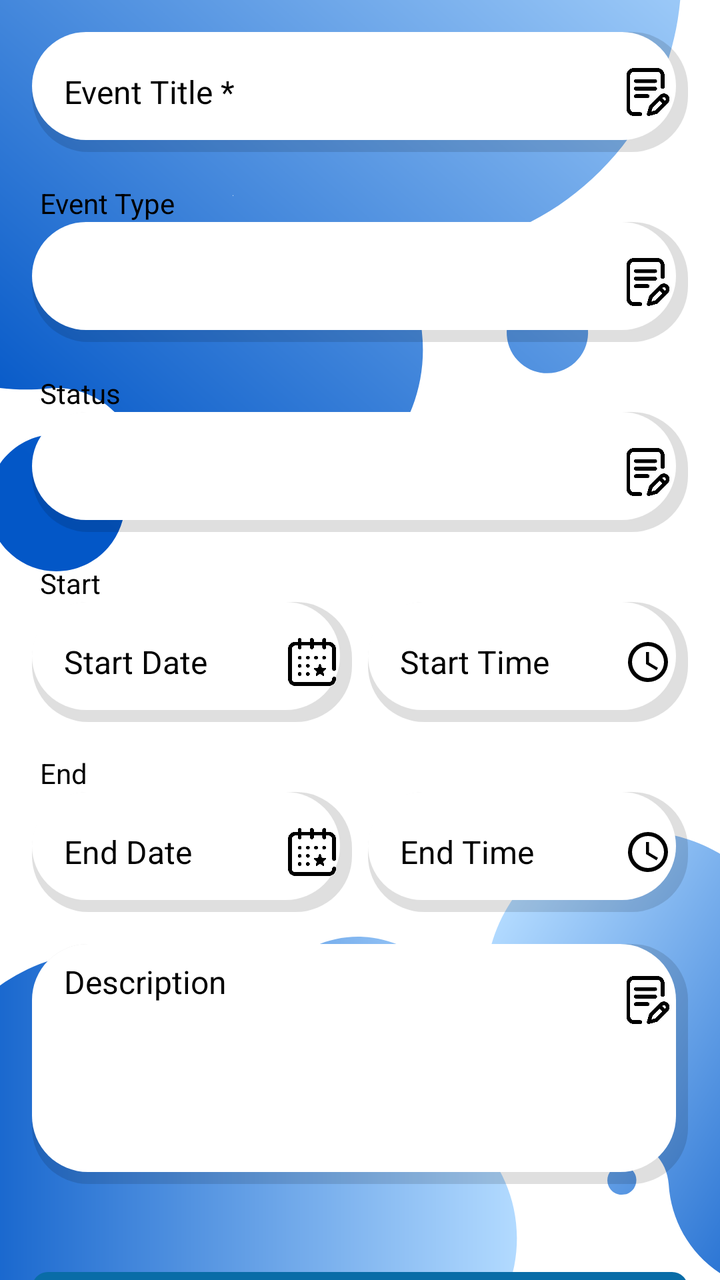
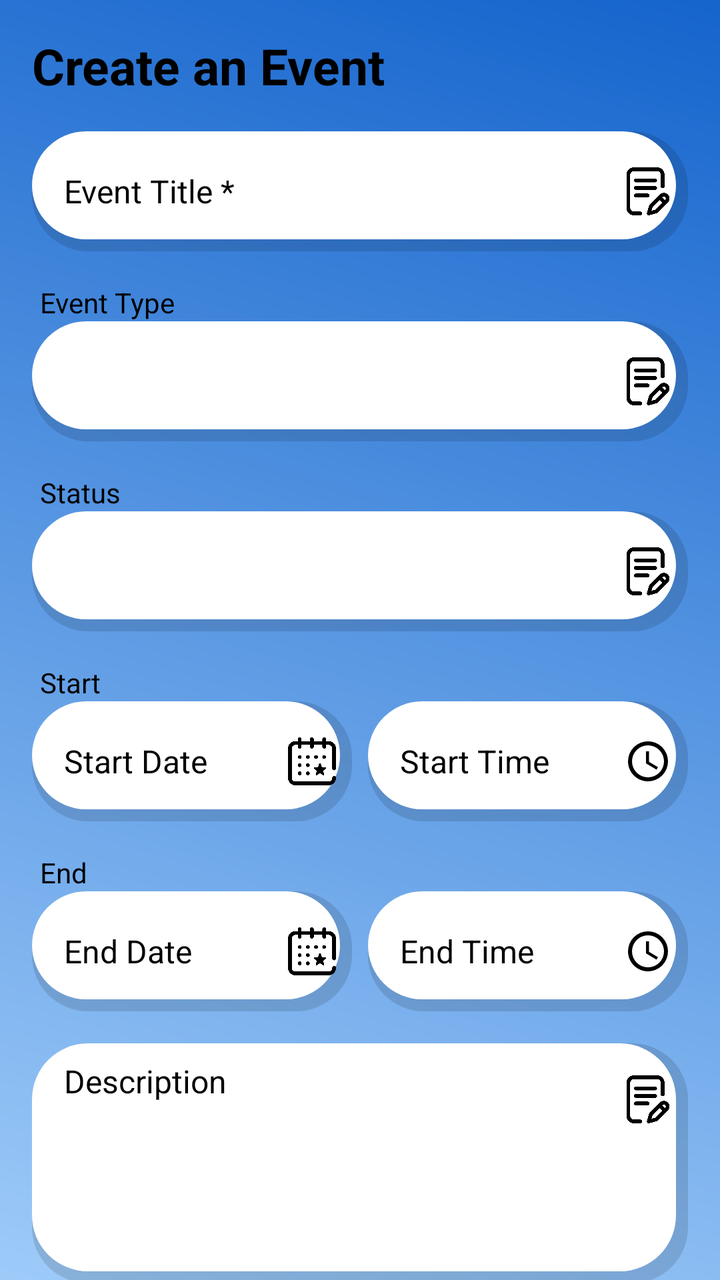

Compare the two renders of this Android layout. The source of the first and the diff that turns it into the second are given below.
<!-- AndroidManifest.xml: application theme Theme.PoolApp -->
<!-- res/layout/po_add_event.xml -->
<?xml version="1.0" encoding="utf-8"?>
<androidx.constraintlayout.widget.ConstraintLayout
    xmlns:android="http://schemas.android.com/apk/res/android"
    xmlns:app="http://schemas.android.com/apk/res-auto"
    xmlns:tools="http://schemas.android.com/tools"
    android:layout_width="match_parent"
    android:layout_height="match_parent"
    android:background="@drawable/bg"
    tools:context=".PO_AddEvent">

    <androidx.cardview.widget.CardView
        android:id="@+id/card_top_bar"
        android:layout_width="match_parent"
        android:layout_height="wrap_content"
        app:layout_constraintTop_toTopOf="parent"
        app:cardElevation="4dp"
        app:cardCornerRadius="0dp"
        app:cardBackgroundColor="@android:color/white"/>

    <androidx.core.widget.NestedScrollView
        android:id="@+id/scrollView"
        android:layout_width="0dp"
        android:layout_height="0dp"
        android:clipToPadding="false"
        android:paddingHorizontal="16dp"
        android:paddingTop="16dp"
        android:paddingBottom="16dp"
        app:layout_constraintEnd_toEndOf="parent"
        app:layout_constraintStart_toStartOf="parent"
        app:layout_constraintTop_toBottomOf="@id/card_top_bar"

        app:layout_constraintBottom_toBottomOf="parent">

        <LinearLayout
            android:layout_width="match_parent"
            android:layout_height="wrap_content"
            android:orientation="vertical">

            <LinearLayout
                android:id="@+id/eventTitleLayout"
                android:layout_width="match_parent"
                android:layout_height="60dp"
                android:layout_marginBottom="16dp"
                android:background="@drawable/rounded_input_bg"
                android:orientation="horizontal"
                android:paddingHorizontal="8dp">

                <EditText
                    android:id="@+id/et_event_title"
                    android:layout_width="0dp"
                    android:layout_height="match_parent"
                    android:layout_weight="1"
                    android:background="@android:color/transparent"
                    android:hint="Event Title *"
                    android:inputType="textCapWords"
                    android:paddingStart="8dp"
                    android:paddingEnd="0dp"
                    android:textColor="@color/black"
                    android:textColorHint="@color/black"
                    android:textSize="16sp" />

                <ImageView
                    android:layout_width="24dp"
                    android:layout_height="24dp"
                    android:layout_gravity="center_vertical"
                    android:contentDescription="Title Icon"
                    android:src="@drawable/event"
                    app:tint="@color/black" />
            </LinearLayout>

            <TextView
                android:layout_width="match_parent"
                android:layout_height="wrap_content"
                android:paddingStart="4dp"
                android:text="Event Type"
                android:textColor="@color/black"
                android:textSize="14sp" />

            <LinearLayout
                android:id="@+id/eventTypeLayout"
                android:layout_width="match_parent"
                android:layout_height="60dp"
                android:layout_marginBottom="16dp"
                android:background="@drawable/rounded_input_bg"
                android:orientation="horizontal"
                android:paddingStart="12dp"
                android:paddingEnd="8dp">

                <Spinner
                    android:id="@+id/sp_event_type"
                    android:layout_width="0dp"
                    android:layout_height="match_parent"
                    android:layout_weight="1"
                    android:background="@android:color/transparent"
                    android:popupBackground="@color/white" />

                <ImageView
                    android:layout_width="24dp"
                    android:layout_height="24dp"
                    android:layout_gravity="center_vertical"
                    android:contentDescription="Dropdown Icon"
                    android:src="@drawable/event"
                    app:tint="@color/black" />
            </LinearLayout>

            <TextView
                android:layout_width="match_parent"
                android:layout_height="wrap_content"
                android:paddingStart="4dp"
                android:text="Status"
                android:textColor="@color/black"
                android:textSize="14sp" />

            <LinearLayout
                android:id="@+id/eventStatusLayout"
                android:layout_width="match_parent"
                android:layout_height="60dp"
                android:layout_marginBottom="16dp"
                android:background="@drawable/rounded_input_bg"
                android:orientation="horizontal"
                android:paddingStart="12dp"
                android:paddingEnd="8dp">

                <Spinner
                    android:id="@+id/sp_event_status"
                    android:layout_width="0dp"
                    android:layout_height="match_parent"
                    android:layout_weight="1"
                    android:background="@android:color/transparent"
                    android:popupBackground="@color/white" />

                <ImageView
                    android:layout_width="24dp"
                    android:layout_height="24dp"
                    android:layout_gravity="center_vertical"
                    android:contentDescription="Dropdown Icon"
                    android:src="@drawable/event"
                    app:tint="@color/black" />
            </LinearLayout>

            <TextView
                android:layout_width="match_parent"
                android:layout_height="wrap_content"
                android:paddingStart="4dp"
                android:text="Start"
                android:textColor="@color/black"
                android:textSize="14sp" />

            <LinearLayout
                android:layout_width="match_parent"
                android:layout_height="wrap_content"
                android:layout_marginBottom="16dp"
                android:orientation="horizontal">

                <LinearLayout
                    android:id="@+id/startDateLayout"
                    android:layout_width="0dp"
                    android:layout_height="60dp"
                    android:layout_marginEnd="8dp"
                    android:layout_weight="1"
                    android:background="@drawable/rounded_input_bg"
                    android:orientation="horizontal"
                    android:paddingHorizontal="8dp">

                    <EditText
                        android:id="@+id/et_start_date"
                        android:layout_width="0dp"
                        android:layout_height="match_parent"
                        android:layout_weight="1"
                        android:background="@android:color/transparent"
                        android:clickable="true"
                        android:focusable="false"
                        android:hint="Start Date"
                        android:inputType="none"
                        android:paddingStart="8dp"
                        android:paddingEnd="0dp"
                        android:textColor="@color/black"
                        android:textColorHint="@color/black"
                        android:textSize="16sp" />

                    <ImageView
                        android:layout_width="24dp"
                        android:layout_height="24dp"
                        android:layout_gravity="center_vertical"
                        android:contentDescription="Calendar Icon"
                        android:src="@drawable/calendar"
                        app:tint="@color/black" />
                </LinearLayout>

                <LinearLayout
                    android:id="@+id/startTimeLayout"
                    android:layout_width="0dp"
                    android:layout_height="60dp"
                    android:layout_weight="1"
                    android:background="@drawable/rounded_input_bg"
                    android:orientation="horizontal"
                    android:paddingHorizontal="8dp">

                    <EditText
                        android:id="@+id/et_start_time"
                        android:layout_width="0dp"
                        android:layout_height="match_parent"
                        android:layout_weight="1"
                        android:background="@android:color/transparent"
                        android:clickable="true"
                        android:focusable="false"
                        android:hint="Start Time"
                        android:inputType="none"
                        android:paddingStart="8dp"
                        android:paddingEnd="0dp"
                        android:textColor="@color/black"
                        android:textColorHint="@color/black"
                        android:textSize="16sp" />

                    <ImageView
                        android:layout_width="24dp"
                        android:layout_height="24dp"
                        android:layout_gravity="center_vertical"
                        android:contentDescription="Clock Icon"
                        android:src="@drawable/ic_clock_white_24dp"
                        app:tint="@color/black" />
                </LinearLayout>
            </LinearLayout>

            <TextView
                android:layout_width="match_parent"
                android:layout_height="wrap_content"
                android:paddingStart="4dp"
                android:text="End"
                android:textColor="@color/black"
                android:textSize="14sp" />

            <LinearLayout
                android:layout_width="match_parent"
                android:layout_height="wrap_content"
                android:layout_marginBottom="16dp"
                android:orientation="horizontal">

                <LinearLayout
                    android:id="@+id/endDateLayout"
                    android:layout_width="0dp"
                    android:layout_height="60dp"
                    android:layout_marginEnd="8dp"
                    android:layout_weight="1"
                    android:background="@drawable/rounded_input_bg"
                    android:orientation="horizontal"
                    android:paddingHorizontal="8dp">

                    <EditText
                        android:id="@+id/et_end_date"
                        android:layout_width="0dp"
                        android:layout_height="match_parent"
                        android:layout_weight="1"
                        android:background="@android:color/transparent"
                        android:clickable="true"
                        android:focusable="false"
                        android:hint="End Date"
                        android:inputType="none"
                        android:paddingStart="8dp"
                        android:paddingEnd="0dp"
                        android:textColor="@color/black"
                        android:textColorHint="@color/black"
                        android:textSize="16sp" />

                    <ImageView
                        android:layout_width="24dp"
                        android:layout_height="24dp"
                        android:layout_gravity="center_vertical"
                        android:contentDescription="Calendar Icon"
                        android:src="@drawable/calendar"
                        app:tint="@color/black" />
                </LinearLayout>

                <LinearLayout
                    android:id="@+id/endTimeLayout"
                    android:layout_width="0dp"
                    android:layout_height="60dp"
                    android:layout_weight="1"
                    android:background="@drawable/rounded_input_bg"
                    android:orientation="horizontal"
                    android:paddingHorizontal="8dp">

                    <EditText
                        android:id="@+id/et_end_time"
                        android:layout_width="0dp"
                        android:layout_height="match_parent"
                        android:layout_weight="1"
                        android:background="@android:color/transparent"
                        android:clickable="true"
                        android:focusable="false"
                        android:hint="End Time"
                        android:inputType="none"
                        android:paddingStart="8dp"
                        android:paddingEnd="0dp"
                        android:textColor="@color/black"
                        android:textColorHint="@color/black"
                        android:textSize="16sp" />

                    <ImageView
                        android:layout_width="24dp"
                        android:layout_height="24dp"
                        android:layout_gravity="center_vertical"
                        android:contentDescription="Clock Icon"
                        android:src="@drawable/ic_clock_white_24dp"
                        app:tint="@color/black" />
                </LinearLayout>
            </LinearLayout>

            <LinearLayout
                android:id="@+id/descriptionLayout"
                android:layout_width="match_parent"
                android:layout_height="120dp"
                android:layout_marginBottom="32dp"
                android:background="@drawable/rounded_input_bg"
                android:orientation="horizontal"
                android:paddingHorizontal="8dp"
                android:paddingVertical="8dp">

                <EditText
                    android:id="@+id/et_description"
                    android:layout_width="0dp"
                    android:layout_height="match_parent"
                    android:layout_weight="1"
                    android:background="@android:color/transparent"
                    android:gravity="top"
                    android:hint="Description"
                    android:inputType="textMultiLine"
                    android:paddingStart="8dp"
                    android:paddingEnd="0dp"
                    android:textColor="@color/black"
                    android:textColorHint="@color/black"
                    android:textSize="16sp" />

                <ImageView
                    android:layout_width="24dp"
                    android:layout_height="24dp"
                    android:layout_gravity="top"
                    android:layout_marginTop="8dp"
                    android:contentDescription="Description Icon"
                    android:src="@drawable/event"
                    app:tint="@color/black" />
            </LinearLayout>

            <LinearLayout
                android:id="@+id/scrollable_actions_bar"
                android:layout_width="match_parent"
                android:layout_height="wrap_content"
                android:orientation="vertical"
                android:paddingTop="8dp"
                android:paddingBottom="16dp">

                <com.google.android.material.button.MaterialButton
                    android:id="@+id/btn_save_event"
                    android:layout_width="match_parent"
                    android:layout_height="60dp"
                    android:layout_marginBottom="8dp"
                    android:text="Add Event"
                    android:textAllCaps="false"
                    android:textSize="18sp"
                    app:cornerRadius="8dp" />

                <com.google.android.material.button.MaterialButton
                    android:id="@+id/btn_delete_event"
                    android:layout_width="match_parent"
                    android:layout_height="60dp"
                    android:layout_marginTop="8dp"
                    android:text="Delete Event"
                    android:textAllCaps="false"
                    android:textSize="18sp"
                    app:backgroundTint="@color/black"
                    app:cornerRadius="8dp" />
            </LinearLayout>

        </LinearLayout>
    </androidx.core.widget.NestedScrollView>

</androidx.constraintlayout.widget.ConstraintLayout>
<!-- resources referenced by this layout -->
<resources>
  <color name="black">#FF000000</color>
  <color name="white">#FFFFFFFF</color>
  <!-- drawable bg: png bitmap (drawable, 162357 bytes) -->
  <!-- drawable calendar: png bitmap (drawable, 17454 bytes) -->
  <!-- drawable event: png bitmap (drawable, 15930 bytes) -->
  <!-- drawable ic_clock_white_24dp (drawable) -->
  <vector xmlns:android="http://schemas.android.com/apk/res/android"
      android:width="24dp"
      android:height="24dp"
      android:viewportWidth="24"
      android:viewportHeight="24">
      <path
          android:fillColor="@color/white"
          android:pathData="M12,20A8,8 0 0,0 20,12A8,8 0 0,0 12,4A8,8 0 0,0 4,12A8,8 0 0,0 12,20M12,2A10,10 0 0,1 22,12A10,10 0 0,1 12,22C6.47,22 2,17.5 2,12A10,10 0 0,1 12,2M12.5,7V12.25L17,14.92L16.25,16.15L11,13V7H12.5Z" />
  </vector>
  <!-- drawable rounded_input_bg (drawable) -->
  <layer-list xmlns:android="http://schemas.android.com/apk/res/android">
      
      <item>
          <shape android:shape="rectangle">
              <solid android:color="#20000000"/> 
              <corners android:radius="28dp"/>
          </shape>
      </item>
  
      
      <item android:bottom="6dp" android:right="6dp">
          <shape android:shape="rectangle">
              <solid android:color="@android:color/white"/>
              <corners android:radius="28dp"/>
          </shape>
      </item>
  </layer-list>
  <style name="Theme.PoolApp" parent="Theme.Material3.DayNight.NoActionBar">
  
          <item name="colorPrimary">@color/colorPrimary</item>
  
          <item name="colorPrimaryVariant">@color/colorPrimaryVariant</item>
  
          <item name="colorOnPrimary">@color/colorOnPrimary</item>
  
          <item name="colorSecondary">@color/colorSecondary</item>
  
          <item name="colorOnSecondary">@color/colorOnSecondary</item>
  
          <item name="colorSurface">@color/colorSurface</item>
  
          <item name="colorOnSurface">@color/colorOnSurface</item>
  
          <item name="android:statusBarColor" tools:targetApi="l">?attr/colorPrimaryVariant</item>
  
      </style>
  <color name="colorPrimary">#096ca7</color>
  <color name="colorPrimaryVariant">#034b75</color>
  <color name="colorOnPrimary">#FFFFFF</color>
  <color name="colorSecondary">#0A57FF</color>
  <color name="colorOnSecondary">#FFFFFF</color>
  <color name="colorSurface">#FFFFFF</color>
  <color name="colorOnSurface">#1C1B1F</color>
</resources>

<!-- the commit's change to res/layout/po_add_event.xml (unified diff, before → after) -->
@@ -5,7 +5,7 @@
     xmlns:tools="http://schemas.android.com/tools"
     android:layout_width="match_parent"
     android:layout_height="match_parent"
-    android:background="@drawable/bg"
+    android:background="@drawable/pbg"
     tools:context=".PO_AddEvent">
 
     <androidx.cardview.widget.CardView
@@ -25,17 +25,26 @@
         android:paddingHorizontal="16dp"
         android:paddingTop="16dp"
         android:paddingBottom="16dp"
+        app:layout_constraintBottom_toBottomOf="parent"
         app:layout_constraintEnd_toEndOf="parent"
+
         app:layout_constraintStart_toStartOf="parent"
-        app:layout_constraintTop_toBottomOf="@id/card_top_bar"
-
-        app:layout_constraintBottom_toBottomOf="parent">
+        app:layout_constraintTop_toTopOf="parent">
 
         <LinearLayout
             android:layout_width="match_parent"
             android:layout_height="wrap_content"
             android:orientation="vertical">
 
+            <TextView
+                android:layout_width="match_parent"
+                android:layout_height="wrap_content"
+                android:text="Create an Event"
+                android:textColor="@color/black"
+                android:textSize="25sp"
+                android:textStyle="bold"
+                android:layout_marginBottom="16dp"/>
+
             <LinearLayout
                 android:id="@+id/eventTitleLayout"
                 android:layout_width="match_parent"
@@ -44,6 +53,7 @@
                 android:background="@drawable/rounded_input_bg"
                 android:orientation="horizontal"
                 android:paddingHorizontal="8dp">
+
 
                 <EditText
                     android:id="@+id/et_event_title"
@@ -367,7 +377,7 @@
                     android:text="Delete Event"
                     android:textAllCaps="false"
                     android:textSize="18sp"
-                    app:backgroundTint="@color/black"
+                    app:backgroundTint="@color/PrimaryColour"
                     app:cornerRadius="8dp" />
             </LinearLayout>
 
<!-- resource entries referenced after the edit -->
@@ -1,8 +1,8 @@
 <!-- resources referenced by this layout -->
 <resources>
+  <color name="PrimaryColour">#096ca7</color>
   <color name="black">#FF000000</color>
   <color name="white">#FFFFFFFF</color>
-  <!-- drawable bg: png bitmap (drawable, 162357 bytes) -->
   <!-- drawable calendar: png bitmap (drawable, 17454 bytes) -->
   <!-- drawable event: png bitmap (drawable, 15930 bytes) -->
   <!-- drawable ic_clock_white_24dp (drawable) -->
@@ -15,6 +15,7 @@
           android:fillColor="@color/white"
           android:pathData="M12,20A8,8 0 0,0 20,12A8,8 0 0,0 12,4A8,8 0 0,0 4,12A8,8 0 0,0 12,20M12,2A10,10 0 0,1 22,12A10,10 0 0,1 12,22C6.47,22 2,17.5 2,12A10,10 0 0,1 12,2M12.5,7V12.25L17,14.92L16.25,16.15L11,13V7H12.5Z" />
   </vector>
+  <!-- drawable pbg: png bitmap (drawable, 122204 bytes) -->
   <!-- drawable rounded_input_bg (drawable) -->
   <layer-list xmlns:android="http://schemas.android.com/apk/res/android">
       
